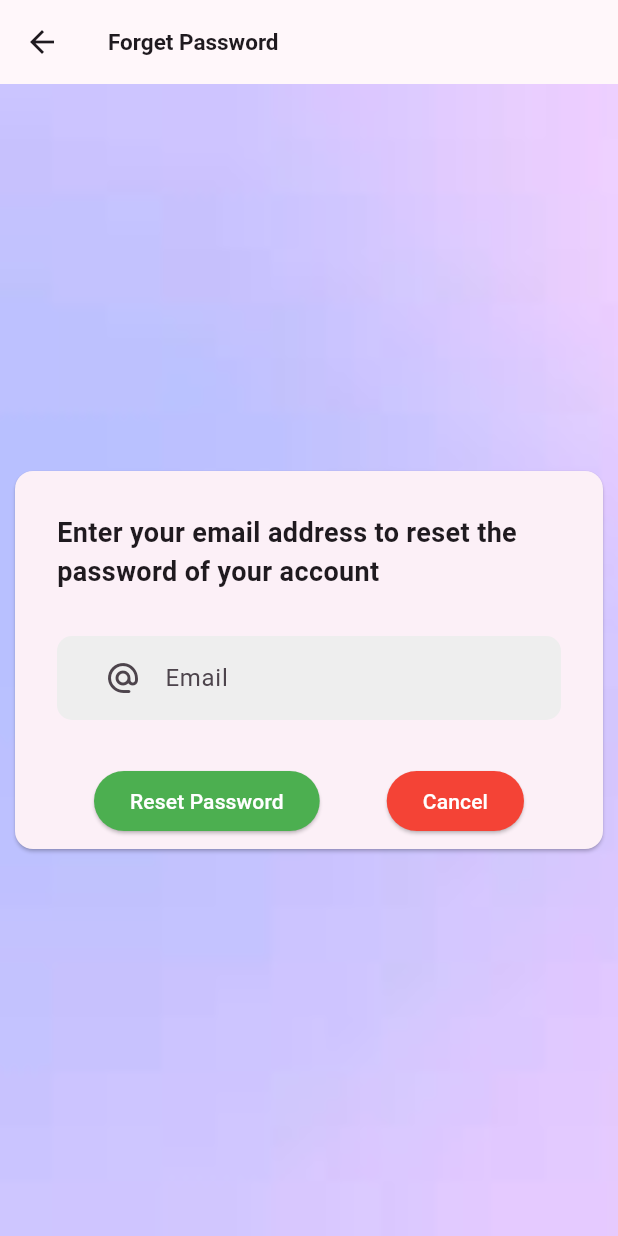
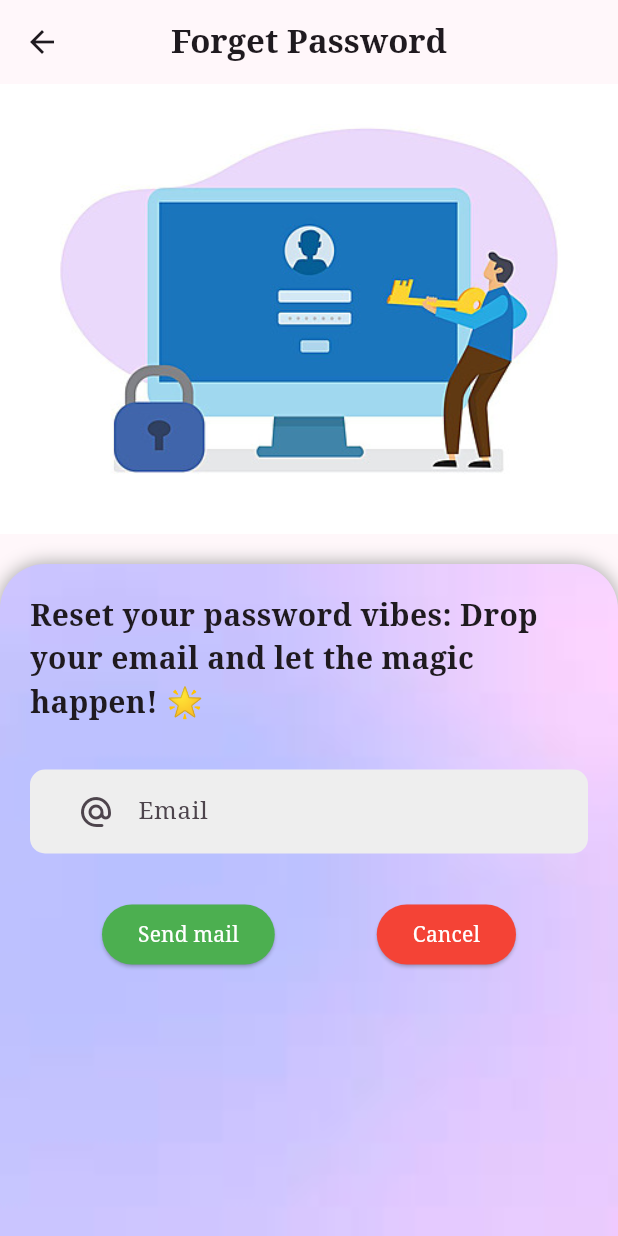
Before and after one commit to srisudhanl/new_main_project, a Flutter app: the ForgetPasswordScreen screen opened directly, on a phone screen of 412 x 824 dp. Run offline on Flutter 3.47's test engine with Material 3 defaults, Android fonts, the phone set to English and light mode, and no system bars; our stand-ins replace animated_text_kit, another_flutter_splash_screen, cloud_firestore, firebase_auth, firebase_core, fluttertoast; accounts and stored records are empty; network calls fail.

Commit message:
LoginPage ui finished and forget password screen ui optimized

```diff
--- a/lib/forget_password_screen.dart
+++ b/lib/forget_password_screen.dart
@@ -31,33 +31,47 @@ class _ForgetPasswordScreenState extends State<ForgetPasswordScreen> {
           'Forget Password',
           style: TextStyle(
             fontWeight: FontWeight.bold,
-            fontSize: 15.0,
+            // fontSize: 15.0,
           ),
         ),
+        centerTitle: true,
       ),
       body: Container(
         width: double.infinity,
         height: double.infinity,
-        decoration: const BoxDecoration(image: DecorationImage(image: AssetImage("assets/background.jpeg"), fit: BoxFit.cover)),
-        child: Center(
-          child: Card(
-            margin: const EdgeInsets.only(left: 10, right: 10),
-            child: Padding(
-              padding: const EdgeInsets.all(8.0),
+        child: SingleChildScrollView(
           child: Column(
             mainAxisAlignment: MainAxisAlignment.start,
             mainAxisSize: MainAxisSize.min,
             children: [
+              Container(
+                height: 300,
+                width: double.infinity,
+                decoration: const BoxDecoration(
+                  image: DecorationImage(image: AssetImage("assets/forget_image.jpg"), fit: BoxFit.cover),
+                ),
+              ),
               const SizedBox(
                 height: 20,
               ),
               Container(
-                    padding: EdgeInsets.only(left: 20, right: 20),
-                    child: const Text(
-                      "Enter your email address to reset the password of your account",
+                height: 450,
+                decoration: const BoxDecoration(
+                    boxShadow: [BoxShadow(color: Colors.grey, blurRadius: 10)],
+                    borderRadius: BorderRadius.only(topLeft: Radius.circular(30), topRight: Radius.circular(30)),
+                    image: DecorationImage(image: AssetImage("assets/background.jpeg"), fit: BoxFit.cover)),
+                child: Column(
+                  children: [
+                    SizedBox(height: 20),
+                    Container(
+                      padding: const EdgeInsets.only(left: 20, right: 20),
+                      child: const Center(
+                        child: Text(
+                          "Reset your password vibes: Drop your email and let the magic happen! 🌟",
                           style: TextStyle(
                             fontWeight: FontWeight.bold,
-                        fontSize: 18.0,
+                            fontSize: 20.0,
+                          ),
                         ),
                       ),
                     ),
@@ -81,17 +95,13 @@ class _ForgetPasswordScreenState extends State<ForgetPasswordScreen> {
                           onPressed: () => _resetPassword(context),
                           style: ElevatedButton.styleFrom(
                             backgroundColor: Colors.green,
-                          // textStyle: const TextStyle(color: Colors.white, fontSize: 15.0),
-                          // shape: const BeveledRectangleBorder(borderRadius: BorderRadius.all(Radius.circular(2))),
                           ),
-                        child: const Text("Reset Password", style: TextStyle(color: Colors.white)),
+                          child: const Text("Send mail", style: TextStyle(color: Colors.white)),
                         ),
                         ElevatedButton(
                           onPressed: () => Navigator.pop(context),
                           style: ElevatedButton.styleFrom(
                             backgroundColor: Colors.red,
-                          // textStyle: const TextStyle(color: Colors.white, fontSize: 15.0),
-                          // shape: const BeveledRectangleBorder(borderRadius: BorderRadius.all(Radius.circular(2))),
                           ),
                           child: const Text("Cancel", style: TextStyle(color: Colors.white)),
                         ),
@@ -100,6 +110,7 @@ class _ForgetPasswordScreenState extends State<ForgetPasswordScreen> {
                   ],
                 ),
               ),
+            ],
           ),
         ),
       ),
--- a/lib/logins/adminlogin.dart
+++ b/lib/logins/adminlogin.dart
@@ -138,7 +138,10 @@ class _AdminLoginState extends State<AdminLogin> {
                     ),
                     ElevatedButton(
                       onPressed: () {
-                        Navigator.push(context, MaterialPageRoute(builder: (context) => const MyApp()));
+                        setState(() {
+                          emailController.clear();
+                          passwordController.clear();
+                        });
                       },
                       style: ElevatedButton.styleFrom(backgroundColor: Colors.red, shadowColor: Colors.blueGrey),
                       child: const Text(
--- a/lib/main.dart
+++ b/lib/main.dart
@@ -12,13 +12,13 @@ import 'logins/adminlogin.dart';
 import 'logins/userlogin.dart';
 
 Future<void> main() async {
-  bool isTesting = true;
+  bool isTesting = false;
   WidgetsFlutterBinding.ensureInitialized();
   await Firebase.initializeApp();
   runApp(MaterialApp(
     debugShowCheckedModeBanner: false,
-    theme: ThemeData(colorScheme: ColorScheme.fromSeed(seedColor: Colors.purpleAccent)),
-    home: isTesting ? AdminLogin() : Splash(),
+    theme: ThemeData(colorScheme: ColorScheme.fromSeed(seedColor: Colors.purpleAccent), fontFamily: 'Serif'),
+    home: isTesting ? LoginDivision() : Splash(),
   ));
 }
 
```
Also changed, not shown: lib/logindivision.dart (+6 -6 lines), assets/forget_image.jpg (added), assets/forget_image.png (added). Lines whose indentation alone changed are shown as unchanged.
